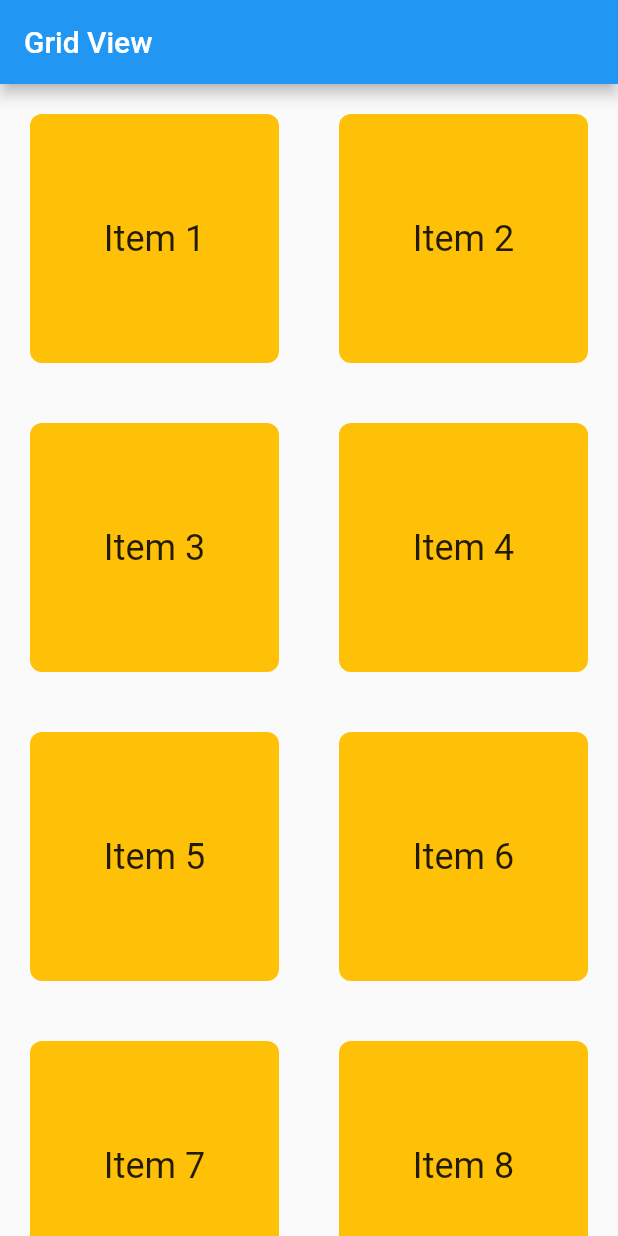
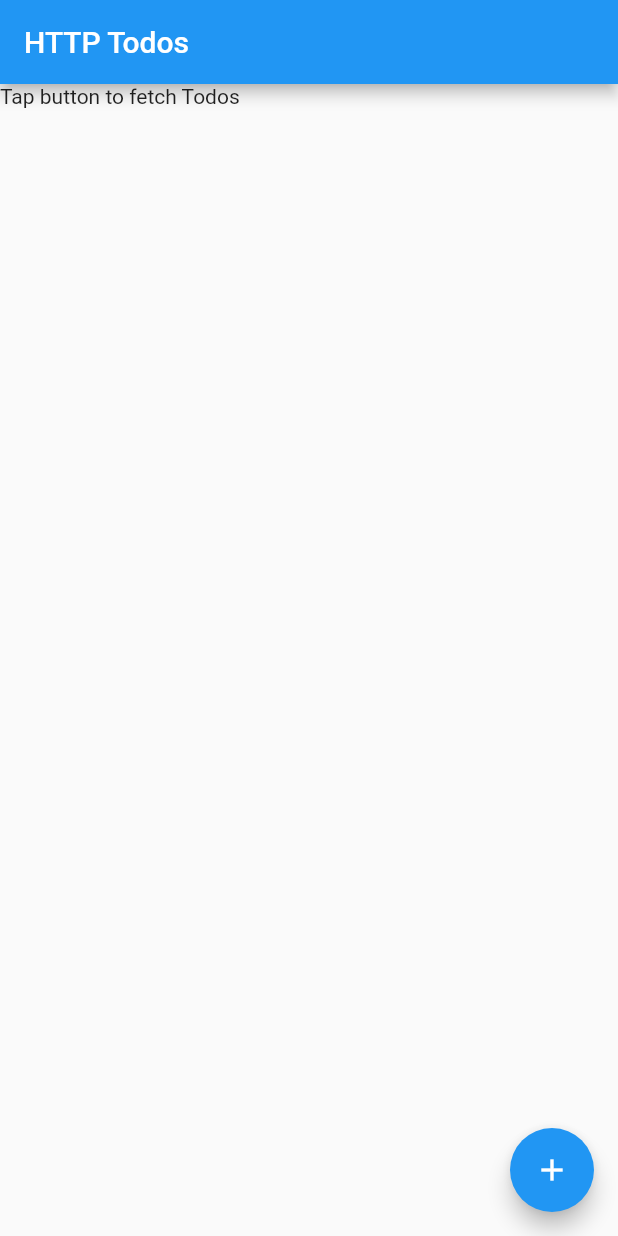
Before and after one commit to is767-1-2021/panita, a Flutter app: the screen it shows after launch, on a phone screen of 412 x 824 dp. Run offline on Flutter 3.47's test engine with Material 2 defaults, Android fonts, the phone set to English and light mode, and no system bars; missing offline and left inert: flutter_barcode_scanner, qrscan; project files that could hold a hidden picture were left out.

Commit message:
Todos with http,services, controller

```diff
--- /dev/null
+++ b/first_app/lib/controllers/todo.dart
@@ -0,0 +1,20 @@
+import 'dart:async';
+
+import 'package:first_app/models/todo.dart';
+import 'package:first_app/services/services.dart';
+
+class TodoController{
+  final HttpServices service;
+  List<Todo> todos = List.empty();
+
+  StreamController<bool> onSyncController = StreamController();
+  Stream<bool> get onSync => onSyncController.stream;
+
+  TodoController(this.service);
+  Future<List<Todo>> fectTodos() async{
+    onSyncController.add(true);
+    todos = await service.getTodos();
+    onSyncController.add(false); // ดึงข้อมูลเสร็จแล้ว
+    return todos;
+  }
+}
--- a/first_app/lib/main.dart
+++ b/first_app/lib/main.dart
@@ -1,7 +1,10 @@
 // import 'dart:js';
 
+import 'package:first_app/controllers/todo.dart';
 import 'package:first_app/models/first_form_model.dart';
 import 'package:first_app/pages/eighth_page.dart';
+import 'package:first_app/pages/todo_page.dart';
+import 'package:first_app/services/services.dart';
 import 'package:flutter/material.dart';
 import 'package:provider/provider.dart';
 
@@ -14,14 +17,34 @@
 import 'pages/seventh_page.dart';
 
 void main() {
-  runApp(MultiProvider(
-    providers: [
-      ChangeNotifierProvider(
-        create: (context) => FirstFormModel(),
+  var services = HttpServices();
+  var controller = TodoController(services);
+runApp(TodoApp(controller: controller));
+
+  // runApp(MultiProvider(
+  //   providers: [
+  //     ChangeNotifierProvider(
+  //       create: (context) => FirstFormModel(),
+  //     ),
+  //   ],
+  //   child: MyApp(),
+  // ));
+}
+
+class TodoApp extends StatelessWidget {
+  final TodoController controller;
+  TodoApp({required this.controller});
+
+  @override
+  Widget build(BuildContext context) {
+    return MaterialApp(
+      home: TodoPage(
+        controller :controller,
       ),
-    ],
-    child: MyApp(),
-  ));
+
+
+    );
+  }
 }
 
 class MyApp extends StatelessWidget {
--- /dev/null
+++ b/first_app/lib/models/todo.dart
@@ -0,0 +1,29 @@
+class Todo{
+final int userId;
+final int id;
+final String title;
+ bool completed;
+
+Todo(this.userId,this.id,this.title,this.completed);
+
+factory Todo.fromJson(Map<String,dynamic> json,){
+  return Todo(
+    json['userId'] as int,
+    json['id'] as int,
+    json['title'] as String,
+    json['completed'] as bool,
+  );
+
+}}
+
+class AllTodos{
+  final List<Todo> todos;
+  AllTodos (this.todos);
+
+  factory AllTodos.fromJson(List<dynamic> json){
+    List<Todo> todos ;
+    todos = json.map((index) => Todo.fromJson(index)).toList();
+    return  AllTodos(todos);
+
+    }
+}
--- /dev/null
+++ b/first_app/lib/pages/todo_page.dart
@@ -0,0 +1,65 @@
+
+import 'package:first_app/controllers/todo.dart';
+import 'package:first_app/models/todo.dart';
+import 'package:flutter/material.dart';
+
+class TodoPage extends StatefulWidget {
+  final TodoController controller;
+  TodoPage({ required this.controller});
+
+  @override
+  _TodoPageState createState() => _TodoPageState();
+}
+
+class _TodoPageState extends State<TodoPage> {
+  List<Todo> todos = List.empty();
+  bool isLoading = false;
+
+  @override
+  void initState() {
+    super.initState();
+    widget.controller.onSync.listen((bool synState) => setState(() => isLoading = synState
+        ));
+  }
+
+  void _getTodos() async {
+    var newTodos = await widget.controller.fectTodos();
+
+    setState(() {
+      todos = newTodos;
+    });
+  }
+
+  Widget get body => isLoading ? CircularProgressIndicator():
+  ListView.builder(
+itemCount: todos.isEmpty ? 1 : todos.length,
+itemBuilder: (context,index){
+  if(todos.isEmpty){
+    return Text('Tap button to fetch Todos');
+  }
+  return CheckboxListTile(
+    value: todos[index].completed,
+    onChanged: null,
+    title: Text(todos[index].title),
+    );
+
+},
+
+  );
+
+  @override
+  Widget build(BuildContext context) {
+    return Scaffold(
+      appBar: AppBar(
+        title: Text('HTTP Todos'),
+      ),
+      body: Center(
+        child: body,
+      ),
+      floatingActionButton: FloatingActionButton(
+        onPressed: _getTodos,
+        child: Icon(Icons.add),
+      ),
+    );
+  }
+}
--- /dev/null
+++ b/first_app/lib/services/services.dart
@@ -0,0 +1,22 @@
+import 'dart:convert';
+import 'package:first_app/models/todo.dart';
+import 'package:http/http.dart';
+
+class HttpServices{
+
+  Client client = Client();
+
+  Future<List<Todo>> getTodos() async{
+    final response = await client.get(Uri.parse(
+      'https://jsonplaceholder.typicode.com/todos'));
+      if(response.statusCode == 200){
+        var all = AllTodos.fromJson(
+          json.decode(response.body),
+        );
+        return all.todos;
+
+      }
+    throw Exception('Failed to load todos');
+
+  }
+}
--- a/first_app/pubspec.yaml
+++ b/first_app/pubspec.yaml
@@ -14,6 +14,9 @@
   cupertino_icons: ^1.0.2
   flutter_launcher_icons: ^0.9.2
   provider: ^6.0.0
+  web_socket_channel: ^2.1.0
+  http: ^0.13.3
+
 
 
 dev_dependencies:
```
Also changed, not shown: first_app/pubspec.lock.
